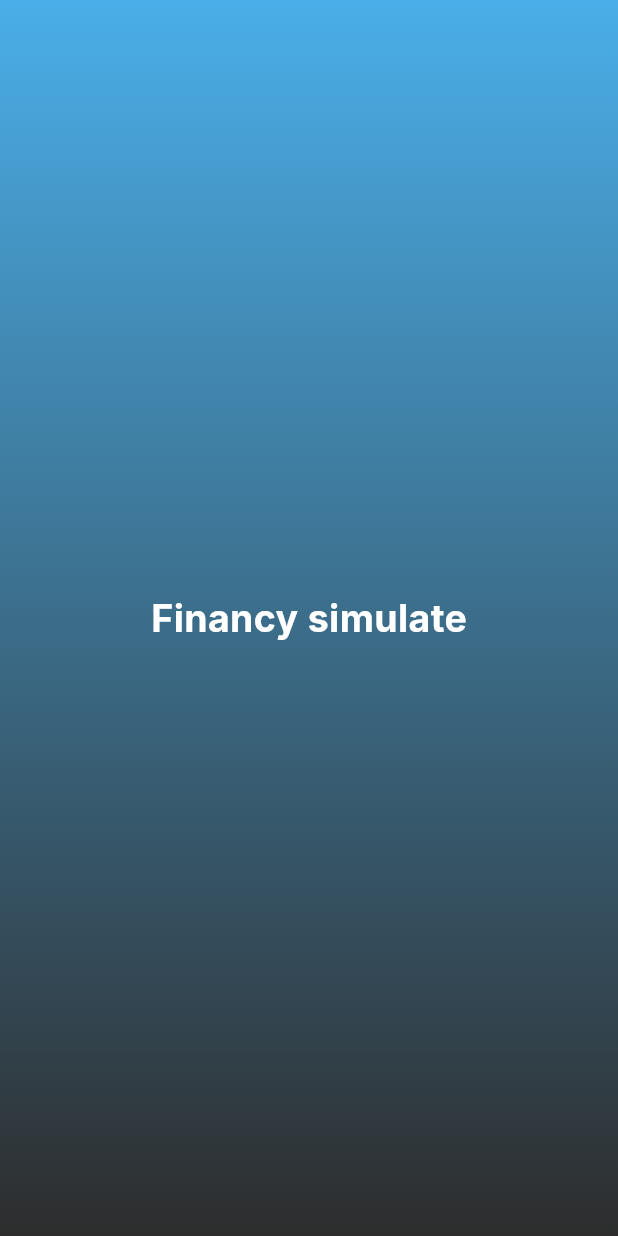
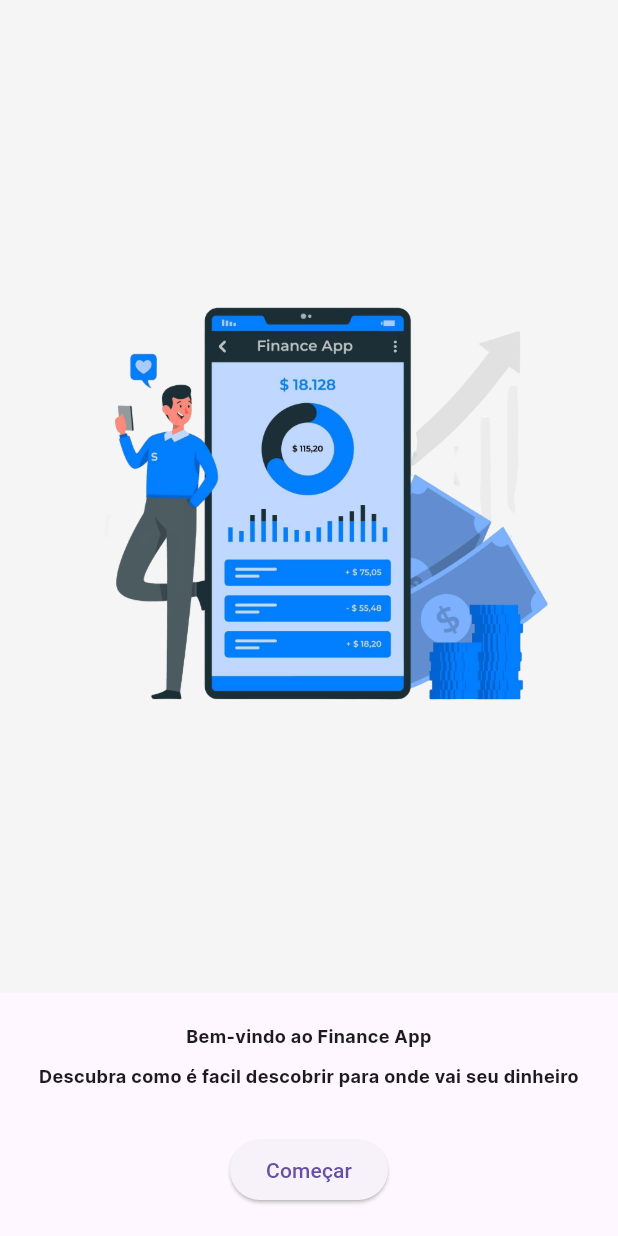
Before and after one commit to HeitorLouzeiro/finance-app-flutter, a Flutter app: the screen it shows after launch, on a phone screen of 412 x 824 dp. Run offline on Flutter 3.47's test engine with Material 3 defaults, Android fonts, the phone set to English and light mode, and no system bars.

Commit message:
feat: adicionar página de onboarding e atualizar configurações de cores e estilos de texto.

```diff
--- a/lib/app.dart
+++ b/lib/app.dart
@@ -1,4 +1,4 @@
-import 'package:finance_app/features/splash/spash_page.dart';
+import 'package:finance_app/features/onbording/onboarding_page.dart';
 import 'package:flutter/material.dart';
 
 class App extends StatelessWidget {
@@ -7,7 +7,7 @@ class App extends StatelessWidget {
   @override
   Widget build(BuildContext context) {
     return const MaterialApp(
-      home: SpashPage(),
+      home: OnboardingPage(),
     );
   }
 }
--- a/lib/common/constants/app_colors.dart
+++ b/lib/common/constants/app_colors.dart
@@ -23,4 +23,5 @@ class AppColors {
   ];
 
   static const Color white = Color(0xFFFFFFFF);
+  static const Color iceWhite = Color(0xFFF5F5F5);
 }
--- a/lib/common/constants/app_text_styles.dart
+++ b/lib/common/constants/app_text_styles.dart
@@ -8,4 +8,10 @@ class AppTextStyles {
     fontSize: 25.0,
     fontWeight: FontWeight.w700,
   );
+
+  static const TextStyle mediumText = TextStyle(
+    fontFamily: 'Inter',
+    fontSize: 12,
+    fontWeight: FontWeight.w700,
+  );
 }
--- /dev/null
+++ b/lib/features/onbording/onboarding_page.dart
@@ -0,0 +1,48 @@
+import 'package:finance_app/common/constants/app_colors.dart';
+import 'package:finance_app/common/constants/app_text_styles.dart';
+import 'package:flutter/material.dart';
+
+class OnboardingPage extends StatelessWidget {
+  const OnboardingPage({super.key});
+
+  @override
+  Widget build(BuildContext context) {
+    return Scaffold(
+      body: Align(
+        alignment: Alignment.center,
+        child: Column(
+          mainAxisAlignment: MainAxisAlignment.center,
+          children: [
+            Expanded(
+              flex: 2,
+              child: Container(
+                color: AppColors.iceWhite,
+                child: Image.asset('assets/images/man.png'),
+              ),
+            ),
+            const SizedBox(height: 20.0),
+            const Text(
+              'Bem-vindo ao Finance App',
+              style: AppTextStyles.mediumText,
+              textAlign: TextAlign.center,
+            ),
+            const SizedBox(height: 10.0),
+            const Text(
+              'Descubra como é facil descobrir para onde vai seu dinheiro',
+              style: AppTextStyles.mediumText,
+              textAlign: TextAlign.center,
+            ),
+            const SizedBox(height: 30.0),
+            ElevatedButton(
+              onPressed: () {
+                // Ação ao clicar no botão
+              },
+              child: const Text('Começar'),
+            ),
+            const SizedBox(height: 20.0),
+          ],
+        ),
+      ),
+    );
+  }
+}
--- a/pubspec.yaml
+++ b/pubspec.yaml
@@ -76,8 +76,8 @@ flutter:
   fonts:
     - family: Inter
       fonts:
-        - asset: fonts/Inter-Regular.ttf
-        - asset: fonts/Inter-Bold.ttf
+        - asset: assets/fonts/Inter-Regular.ttf
+        - asset: assets/fonts/Inter-Bold.ttf
           weight: 700
   #
   # For details regarding fonts from package dependencies,
```
